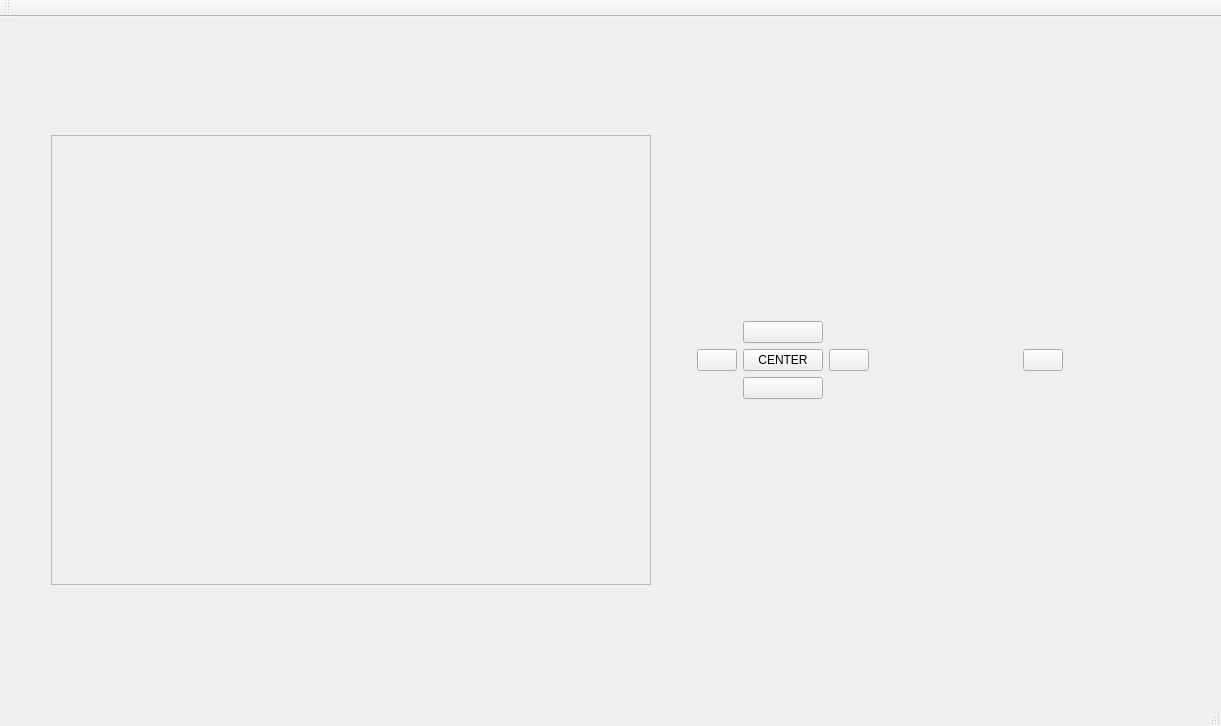
Before: the Qt Designer form demoRMR-all/demoRMR/mainwindow.ui in JakubMocarnik/HMI, drawn with Qt 5.
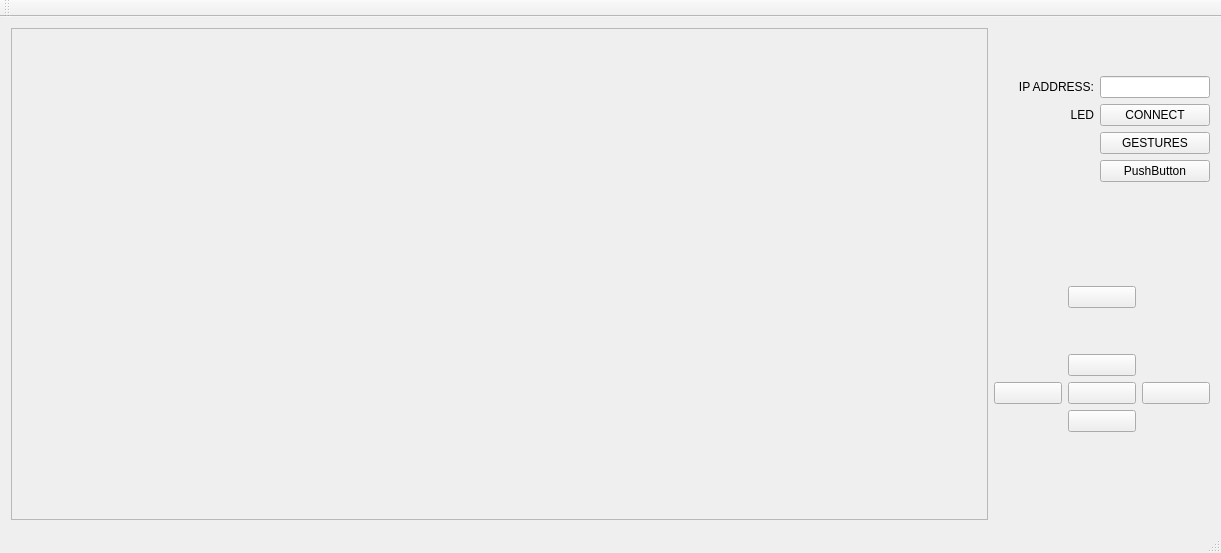
After: the same form once the commit is applied.

```diff
--- a/demoRMR-all/demoRMR/mainwindow.ui
+++ b/demoRMR-all/demoRMR/mainwindow.ui
@@ -7,185 +7,277 @@
     <x>0</x>
     <y>0</y>
     <width>1221</width>
-    <height>726</height>
+    <height>553</height>
    </rect>
   </property>
   <property name="windowTitle">
    <string>MainWindow</string>
   </property>
+  <property name="styleSheet">
+   <string notr="true"/>
+  </property>
   <widget class="QWidget" name="centralWidget">
+   <property name="styleSheet">
+    <string notr="true"/>
+   </property>
    <layout class="QHBoxLayout" name="horizontalLayout_4">
     <item>
-     <layout class="QGridLayout" name="gridLayout">
-      <property name="verticalSpacing">
-       <number>7</number>
+     <widget class="QFrame" name="frame">
+      <property name="sizePolicy">
+       <sizepolicy hsizetype="MinimumExpanding" vsizetype="Expanding">
+        <horstretch>0</horstretch>
+        <verstretch>0</verstretch>
+       </sizepolicy>
       </property>
-      <item row="0" column="1">
-       <spacer name="verticalSpacer">
-        <property name="orientation">
-         <enum>Qt::Vertical</enum>
-        </property>
-        <property name="sizeType">
-         <enum>QSizePolicy::Preferred</enum>
-        </property>
-        <property name="sizeHint" stdset="0">
-         <size>
-          <width>20</width>
-          <height>40</height>
-         </size>
-        </property>
-       </spacer>
-      </item>
-      <item row="1" column="1" alignment="Qt::AlignHCenter|Qt::AlignVCenter">
-       <widget class="QFrame" name="frame">
-        <property name="sizePolicy">
-         <sizepolicy hsizetype="MinimumExpanding" vsizetype="Expanding">
-          <horstretch>0</horstretch>
-          <verstretch>0</verstretch>
-         </sizepolicy>
-        </property>
-        <property name="minimumSize">
-         <size>
-          <width>600</width>
-          <height>450</height>
-         </size>
-        </property>
-        <property name="frameShape">
-         <enum>QFrame::StyledPanel</enum>
-        </property>
-        <property name="frameShadow">
-         <enum>QFrame::Raised</enum>
-        </property>
-       </widget>
-      </item>
-      <item row="1" column="2">
-       <spacer name="horizontalSpacer_2">
-        <property name="orientation">
-         <enum>Qt::Horizontal</enum>
-        </property>
-        <property name="sizeType">
-         <enum>QSizePolicy::Expanding</enum>
-        </property>
-        <property name="sizeHint" stdset="0">
-         <size>
-          <width>40</width>
-          <height>20</height>
-         </size>
-        </property>
-       </spacer>
-      </item>
-      <item row="1" column="0">
-       <spacer name="horizontalSpacer">
-        <property name="orientation">
-         <enum>Qt::Horizontal</enum>
-        </property>
-        <property name="sizeType">
-         <enum>QSizePolicy::Preferred</enum>
-        </property>
-        <property name="sizeHint" stdset="0">
-         <size>
-          <width>40</width>
-          <height>20</height>
-         </size>
-        </property>
-       </spacer>
-      </item>
-      <item row="2" column="1">
-       <spacer name="verticalSpacer_2">
-        <property name="orientation">
-         <enum>Qt::Vertical</enum>
-        </property>
-        <property name="sizeType">
-         <enum>QSizePolicy::Preferred</enum>
-        </property>
-        <property name="sizeHint" stdset="0">
-         <size>
-          <width>20</width>
-          <height>40</height>
-         </size>
-        </property>
-       </spacer>
-      </item>
-     </layout>
+      <property name="minimumSize">
+       <size>
+        <width>600</width>
+        <height>450</height>
+       </size>
+      </property>
+      <property name="styleSheet">
+       <string notr="true"/>
+      </property>
+      <property name="frameShape">
+       <enum>QFrame::StyledPanel</enum>
+      </property>
+      <property name="frameShadow">
+       <enum>QFrame::Raised</enum>
+      </property>
+     </widget>
     </item>
     <item>
      <layout class="QGridLayout" name="gridLayout_2">
+      <item row="1" column="1">
+       <spacer name="verticalSpacer">
+        <property name="orientation">
+         <enum>Qt::Vertical</enum>
+        </property>
+        <property name="sizeType">
+         <enum>QSizePolicy::Fixed</enum>
+        </property>
+        <property name="sizeHint" stdset="0">
+         <size>
+          <width>20</width>
+          <height>40</height>
+         </size>
+        </property>
+       </spacer>
+      </item>
       <item row="0" column="1">
        <layout class="QGridLayout" name="gridLayout_3">
-        <item row="2" column="0">
+        <item row="4" column="1">
          <layout class="QGridLayout" name="gridLayout_4">
-          <item row="1" column="3">
-           <spacer name="horizontalSpacer_3">
+          <item row="1" column="2">
+           <spacer name="verticalSpacer_2">
             <property name="orientation">
-             <enum>Qt::Horizontal</enum>
+             <enum>Qt::Vertical</enum>
+            </property>
+            <property name="sizeType">
+             <enum>QSizePolicy::Fixed</enum>
             </property>
             <property name="sizeHint" stdset="0">
              <size>
-              <width>40</width>
-              <height>20</height>
+              <width>20</width>
+              <height>40</height>
              </size>
             </property>
            </spacer>
           </item>
-          <item row="0" column="1">
+          <item row="0" column="2">
+           <widget class="QPushButton" name="pushButton">
+            <property name="text">
+             <string/>
+            </property>
+           </widget>
+          </item>
+          <item row="2" column="2">
            <widget class="QPushButton" name="pushButton_6">
             <property name="text">
              <string/>
             </property>
            </widget>
           </item>
-          <item row="1" column="0">
-           <widget class="QPushButton" name="pushButton_9">
-            <property name="text">
-             <string/>
-            </property>
-           </widget>
-          </item>
-          <item row="2" column="1">
+          <item row="4" column="2">
            <widget class="QPushButton" name="pushButton_4">
             <property name="text">
              <string/>
             </property>
            </widget>
           </item>
-          <item row="1" column="5">
-           <spacer name="horizontalSpacer_4">
-            <property name="orientation">
-             <enum>Qt::Horizontal</enum>
+          <item row="3" column="1">
+           <widget class="QPushButton" name="pushButton_9">
+            <property name="text">
+             <string/>
             </property>
-            <property name="sizeHint" stdset="0">
-             <size>
-              <width>40</width>
-              <height>20</height>
-             </size>
-            </property>
-           </spacer>
+           </widget>
           </item>
-          <item row="1" column="1">
+          <item row="3" column="2">
            <widget class="QPushButton" name="pushButton_7">
             <property name="text">
-             <string>CENTER</string>
+             <string/>
             </property>
            </widget>
           </item>
-          <item row="1" column="2">
+          <item row="3" column="3">
            <widget class="QPushButton" name="pushButton_8">
             <property name="text">
              <string/>
             </property>
            </widget>
           </item>
-          <item row="1" column="4">
-           <widget class="QPushButton" name="pushButton">
+         </layout>
+        </item>
+        <item row="2" column="1">
+         <layout class="QGridLayout" name="gridLayout_7">
+          <item row="2" column="2">
+           <layout class="QHBoxLayout" name="horizontalLayout_2">
+            <item>
+             <widget class="QLabel" name="label">
+              <property name="maximumSize">
+               <size>
+                <width>100</width>
+                <height>16777215</height>
+               </size>
+              </property>
+              <property name="layoutDirection">
+               <enum>Qt::RightToLeft</enum>
+              </property>
+              <property name="text">
+               <string>LED</string>
+              </property>
+              <property name="alignment">
+               <set>Qt::AlignRight|Qt::AlignTrailing|Qt::AlignVCenter</set>
+              </property>
+              <property name="buddy">
+               <cstring>pushButton_3</cstring>
+              </property>
+             </widget>
+            </item>
+            <item>
+             <widget class="QPushButton" name="pushButton_3">
+              <property name="maximumSize">
+               <size>
+                <width>110</width>
+                <height>16777215</height>
+               </size>
+              </property>
+              <property name="layoutDirection">
+               <enum>Qt::RightToLeft</enum>
+              </property>
+              <property name="text">
+               <string>CONNECT</string>
+              </property>
+             </widget>
+            </item>
+           </layout>
+          </item>
+          <item row="3" column="2">
+           <widget class="QPushButton" name="pushButton_2">
+            <property name="maximumSize">
+             <size>
+              <width>110</width>
+              <height>16777215</height>
+             </size>
+            </property>
+            <property name="layoutDirection">
+             <enum>Qt::RightToLeft</enum>
+            </property>
+            <property name="styleSheet">
+             <string notr="true"/>
+            </property>
             <property name="text">
-             <string/>
+             <string>GESTURES</string>
             </property>
            </widget>
           </item>
+          <item row="0" column="2">
+           <layout class="QHBoxLayout" name="horizontalLayout">
+            <item>
+             <widget class="QLabel" name="label_2">
+              <property name="maximumSize">
+               <size>
+                <width>100</width>
+                <height>16777215</height>
+               </size>
+              </property>
+              <property name="layoutDirection">
+               <enum>Qt::RightToLeft</enum>
+              </property>
+              <property name="text">
+               <string>IP ADDRESS:</string>
+              </property>
+              <property name="alignment">
+               <set>Qt::AlignRight|Qt::AlignTrailing|Qt::AlignVCenter</set>
+              </property>
+              <property name="buddy">
+               <cstring>lineEdit</cstring>
+              </property>
+             </widget>
+            </item>
+            <item>
+             <widget class="QLineEdit" name="lineEdit">
+              <property name="minimumSize">
+               <size>
+                <width>110</width>
+                <height>0</height>
+               </size>
+              </property>
+              <property name="maximumSize">
+               <size>
+                <width>110</width>
+                <height>16777215</height>
+               </size>
+              </property>
+              <property name="layoutDirection">
+               <enum>Qt::RightToLeft</enum>
+              </property>
+              <property name="maxLength">
+               <number>15</number>
+              </property>
+             </widget>
+            </item>
+           </layout>
+          </item>
+          <item row="4" column="2">
+           <widget class="QPushButton" name="pushButton_5">
+            <property name="minimumSize">
+             <size>
+              <width>110</width>
+              <height>0</height>
+             </size>
+            </property>
+            <property name="maximumSize">
+             <size>
+              <width>110</width>
+              <height>16777215</height>
+             </size>
+            </property>
+            <property name="layoutDirection">
+             <enum>Qt::RightToLeft</enum>
+            </property>
+            <property name="text">
+             <string>PushButton</string>
+            </property>
+           </widget>
+          </item>
          </layout>
         </item>
-        <item row="1" column="0">
-         <layout class="QGridLayout" name="gridLayout_7"/>
+        <item row="3" column="1">
+         <spacer name="verticalSpacer_3">
+          <property name="orientation">
+           <enum>Qt::Vertical</enum>
+          </property>
+          <property name="sizeType">
+           <enum>QSizePolicy::Minimum</enum>
+          </property>
+          <property name="sizeHint" stdset="0">
+           <size>
+            <width>20</width>
+            <height>50</height>
+           </size>
+          </property>
+         </spacer>
         </item>
        </layout>
       </item>
```
